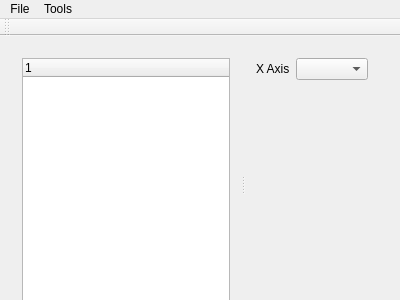
The window that mainwindow.ui (SuWeipeng/ArduPilotLog) describes before a commit, drawn with Qt 5.
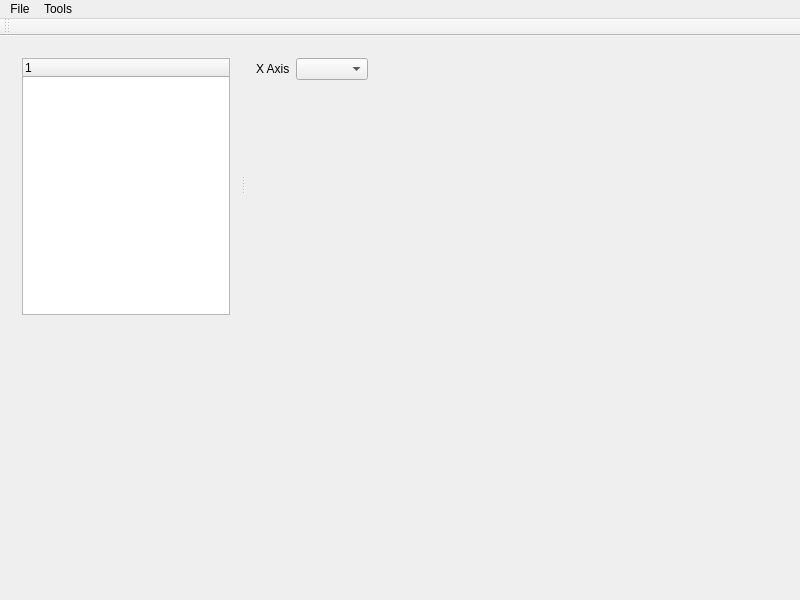
The same window after the commit. Custom widgets are drawn as their Qt base class.

Commit message: 调整窗口初始大小

What changed in the file:
```diff
--- a/mainwindow.ui
+++ b/mainwindow.ui
@@ -6,8 +6,8 @@
    <rect>
     <x>0</x>
     <y>0</y>
-    <width>400</width>
-    <height>300</height>
+    <width>800</width>
+    <height>600</height>
    </rect>
   </property>
   <property name="windowTitle">
@@ -126,7 +126,7 @@
     <rect>
      <x>0</x>
      <y>0</y>
-     <width>400</width>
+     <width>800</width>
      <height>17</height>
     </rect>
    </property>
```
The commit also changes 1 other file.
